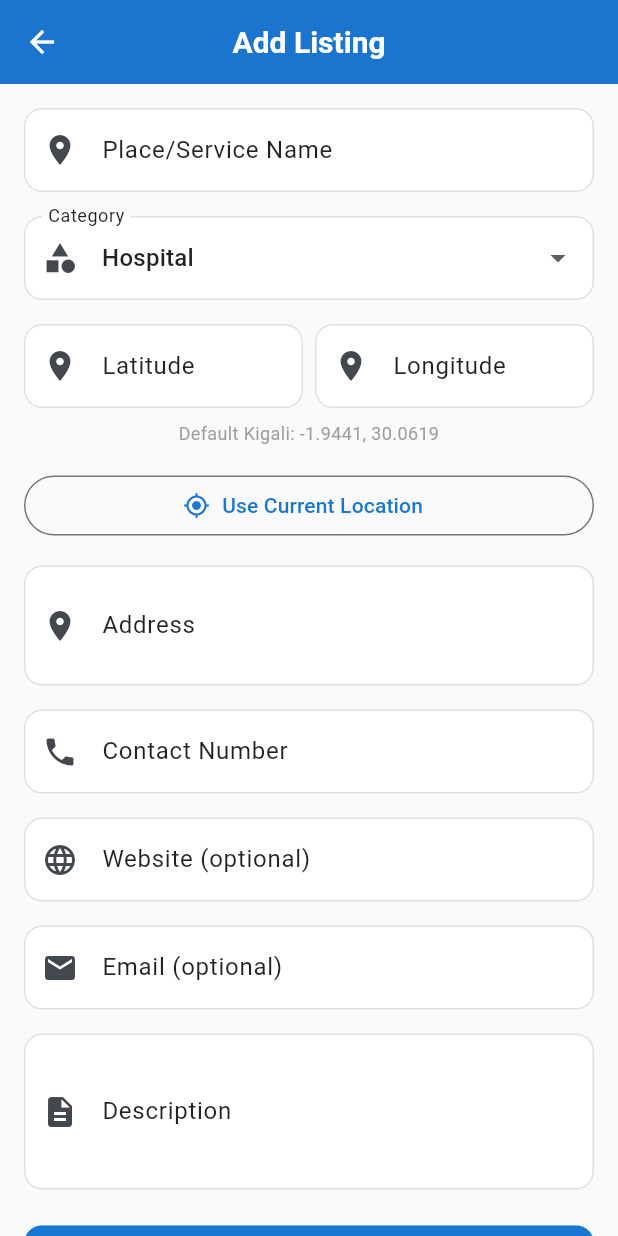
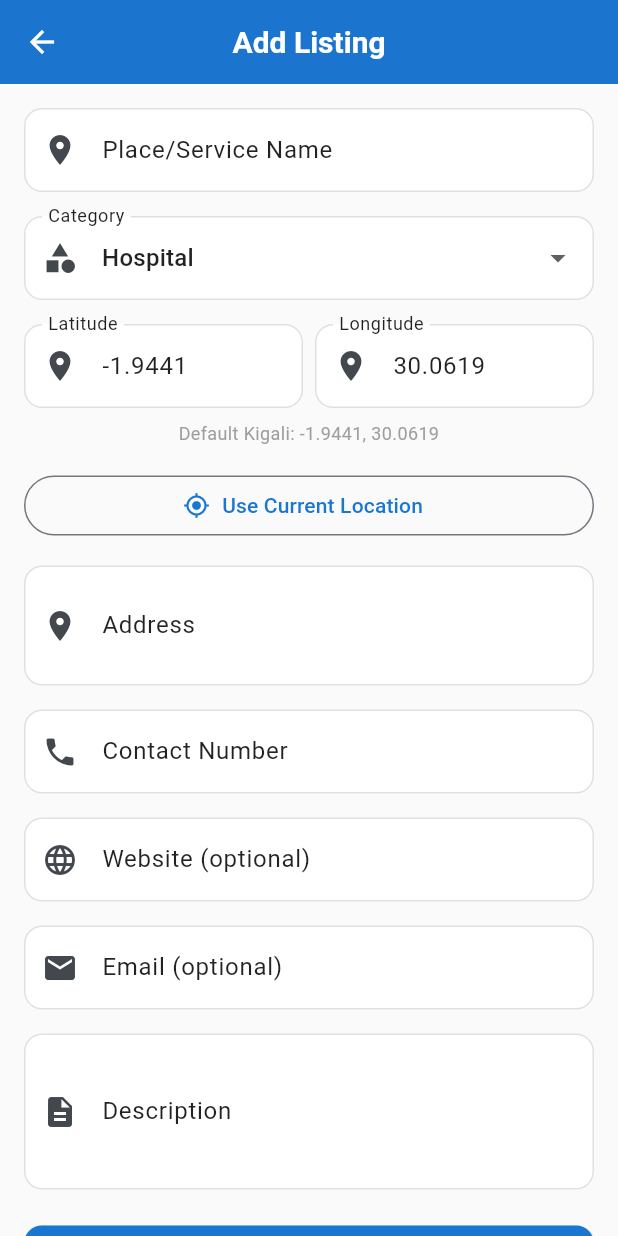
Before and after one commit to justine-neema/assignment2, a Flutter app: the screen it shows once a user with an empty profile is signed in, item 2 of the bottom bar chosen, after a tap on "Add Listing", on a phone screen of 412 x 824 dp. Run offline on Flutter 3.47's test engine with Material 3 defaults, Android fonts, the phone set to English and light mode, and no system bars; our stand-ins replace cloud_firestore, firebase_auth, firebase_core, flutter_map, geolocator, latlong2; accounts and stored records are empty.

Commit message:
refining error

```diff
--- a/lib/providers/listing_provider.dart
+++ b/lib/providers/listing_provider.dart
@@ -108,11 +108,12 @@ class ListingProvider extends ChangeNotifier {
 
     try {
       final id = await _listingService.createListing(listing);
-      print('Listing created with ID: $id');
+      debugPrint('Listing created with ID: $id');
       _isLoading = false;
       notifyListeners();
       return true;
     } catch (e) {
+      debugPrint('Error creating listing: $e');
       _error = e.toString();
       _isLoading = false;
       notifyListeners();
--- a/lib/screens/directory/directory_screen.dart
+++ b/lib/screens/directory/directory_screen.dart
@@ -18,9 +18,6 @@ class _DirectoryScreenState extends State<DirectoryScreen> {
   @override
 void initState() {
   super.initState();
-  WidgetsBinding.instance.addPostFrameCallback((_) {
-    Provider.of<ListingProvider>(context, listen: false).listenToAllListings();
-  });
 }
 
 @override
--- a/lib/screens/listing/add_edit_listing_screen.dart
+++ b/lib/screens/listing/add_edit_listing_screen.dart
@@ -36,6 +36,10 @@ class _AddEditListingScreenState extends State<AddEditListingScreen> {
   @override
   void initState() {
     super.initState();
+    // Set default Kigali coordinates
+    _latitudeController.text = '-1.9441';
+    _longitudeController.text = '30.0619';
+
     if (widget.listing != null) {
       // Edit mode - populate fields
       _nameController.text = widget.listing!.name;
@@ -217,6 +221,13 @@ class _AddEditListingScreenState extends State<AddEditListingScreen> {
           backgroundColor: Colors.green,
         ),
       );
+    } else if (mounted) {
+      ScaffoldMessenger.of(context).showSnackBar(
+        SnackBar(
+          content: Text(listingProvider.error ?? 'Failed to save listing'),
+          backgroundColor: Colors.red,
+        ),
+      );
     }
   }
 
--- a/lib/screens/listing/listing_detail_screen.dart
+++ b/lib/screens/listing/listing_detail_screen.dart
@@ -1,5 +1,5 @@
 import 'package:flutter/material.dart';
-import 'package:latlong2/latlong.dart';
+// import 'package:latlong2/latlong.dart';
 import 'package:assignment2/models/listing_model.dart';
 import 'package:assignment2/providers/listing_provider.dart';
 import 'package:assignment2/services/map_service.dart';
--- a/lib/screens/main_navigation_screen.dart
+++ b/lib/screens/main_navigation_screen.dart
@@ -26,6 +26,9 @@ class _MainNavigationScreenState extends State<MainNavigationScreen> {
     WidgetsBinding.instance.addPostFrameCallback((_) {
       final authProvider = Provider.of<AuthProvider>(context, listen: false);
       final listingProvider = Provider.of<ListingProvider>(context, listen: false);
+
+      // Start listening to all listings
+      listingProvider.listenToAllListings();
 
       // Load user listings
       if (authProvider.user != null) {
--- a/lib/screens/map/map_view_screen.dart
+++ b/lib/screens/map/map_view_screen.dart
@@ -1,5 +1,5 @@
 import 'package:flutter/material.dart';
-import 'package:latlong2/latlong.dart';
+// import 'package:latlong2/latlong.dart';
 import 'package:assignment2/models/listing_model.dart';
 import 'package:assignment2/providers/listing_provider.dart';
 import 'package:assignment2/screens/listing/listing_detail_screen.dart';
--- a/lib/screens/my_listings/my_listings_screen.dart
+++ b/lib/screens/my_listings/my_listings_screen.dart
@@ -7,8 +7,25 @@ import 'package:assignment2/widgets/listing_card.dart';
 import 'package:assignment2/widgets/loading_widget.dart';
 import 'package:provider/provider.dart';
 
-class MyListingsScreen extends StatelessWidget {
+class MyListingsScreen extends StatefulWidget {
   const MyListingsScreen({super.key});
+
+  @override
+  State<MyListingsScreen> createState() => _MyListingsScreenState();
+}
+
+class _MyListingsScreenState extends State<MyListingsScreen> {
+  @override
+  void initState() {
+    super.initState();
+    WidgetsBinding.instance.addPostFrameCallback((_) {
+      final authProvider = Provider.of<AuthProvider>(context, listen: false);
+      final listingProvider = Provider.of<ListingProvider>(context, listen: false);
+      if (authProvider.user != null) {
+        listingProvider.listenToUserListings(authProvider.user!.uid);
+      }
+    });
+  }
 
   @override
   Widget build(BuildContext context) {
@@ -33,6 +50,27 @@ class MyListingsScreen extends StatelessWidget {
         builder: (context, authProvider, listingProvider, child) {
           if (listingProvider.isLoading) {
             return const LoadingWidget();
+          }
+
+          if (listingProvider.error != null) {
+            return Center(
+              child: Column(
+                mainAxisAlignment: MainAxisAlignment.center,
+                children: [
+                  const Icon(
+                    Icons.error_outline,
+                    size: 60,
+                    color: Colors.red,
+                  ),
+                  const SizedBox(height: 16),
+                  Text(
+                    listingProvider.error!,
+                    textAlign: TextAlign.center,
+                    style: const TextStyle(color: Colors.red),
+                  ),
+                ],
+              ),
+            );
           }
 
           if (listingProvider.userListings.isEmpty) {
--- a/lib/services/listing_service.dart
+++ b/lib/services/listing_service.dart
@@ -54,12 +54,14 @@ class ListingService {
     return _firestore
         .collection(AppConstants.listingsCollection)
         .where('createdBy', isEqualTo: userId)
-        .orderBy('createdAt', descending: true)
         .snapshots()
         .map((snapshot) {
-          return snapshot.docs.map((doc) {
+          final listings = snapshot.docs.map((doc) {
             return ListingModel.fromMap(doc.id, doc.data());
           }).toList();
+          // Sort in app instead of in query
+          listings.sort((a, b) => b.createdAt.compareTo(a.createdAt));
+          return listings;
         });
   }
 
```
Also changed, not shown: 1 other file.
